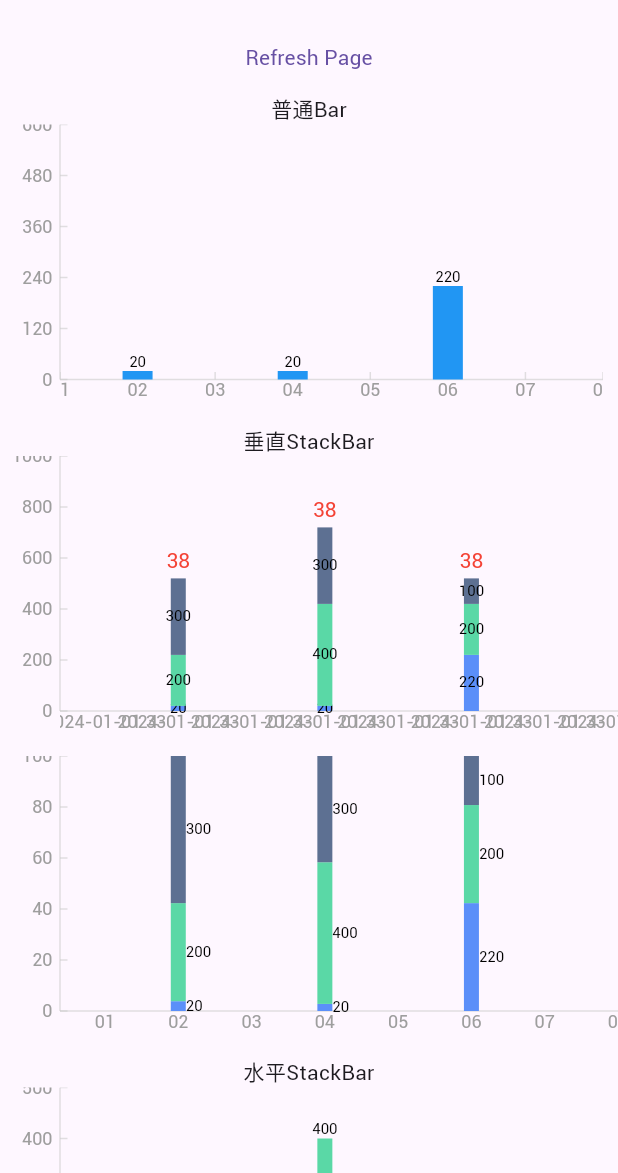
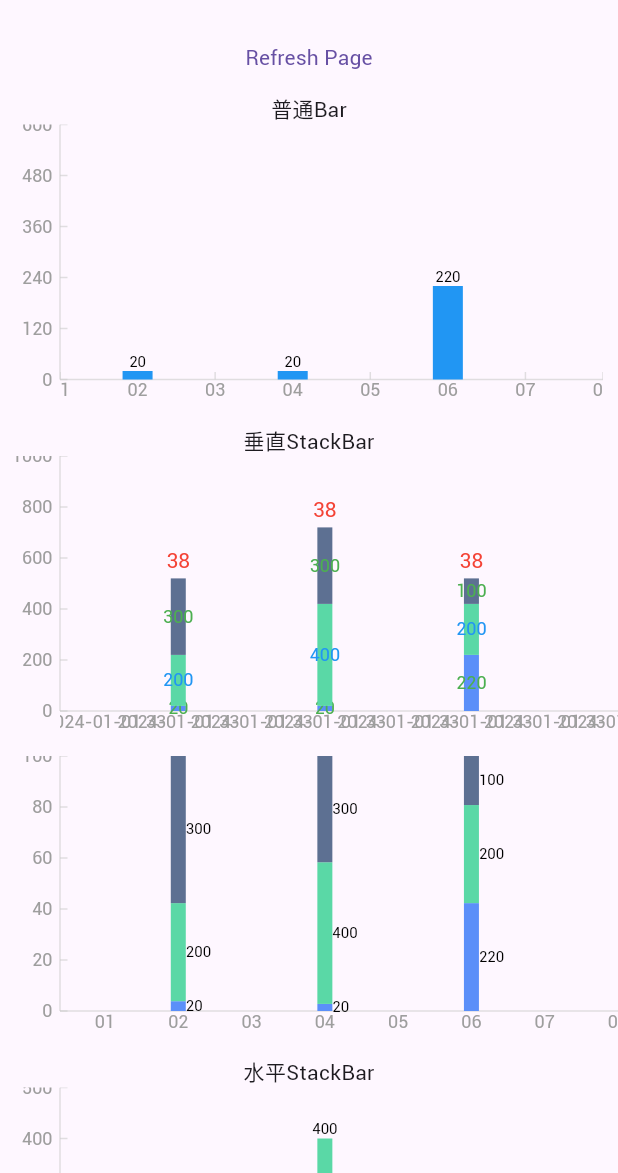
Before and after one commit to MarioMuYao/flutter_chart_plus, a Flutter app: the screen it shows after launch, after a tap on "Bar", on a phone screen of 412 x 824 dp, the part 63-1236 px from its top. Run offline on Flutter 3.47's test engine with Material 3 defaults, Android fonts, the phone set to English and light mode, and no system bars; our stand-ins replace path_drawing.

Commit message:
bar 动态字体

```diff
--- a/example/lib/page/bar_demo_page.dart
+++ b/example/lib/page/bar_demo_page.dart
@@ -135,6 +135,16 @@ class _BarChartDemoPageState extends State<BarChartDemoPage> {
                             color: Colors.red,
                             fontSize: 14,
                           ),
+                          textStyle: TextStyle(
+                            color: Colors.green,
+                            fontSize: 12,
+                          ),
+                          textStyleBuilder: (item, index) => index == 1
+                              ? TextStyle(
+                                  color: Colors.blue,
+                                  fontSize: 12,
+                                )
+                              : null,
                         ),
                       ],
                     ),
--- a/lib/src/base/chart_body_render.dart
+++ b/lib/src/base/chart_body_render.dart
@@ -3,7 +3,7 @@ part of flutter_chart_plus;
 /// @author jd
 
 typedef ChartPosition<T> = num Function(T, int index);
-typedef ChartTextStyle<T> = TextStyle Function(T, int index);
+typedef ChartTextStyle<T> = TextStyle? Function(T, int index);
 
 ///图表主体
 class ChartBodyRender<T> extends _ChartRender {
--- a/lib/src/chart/dimensions/bar.dart
+++ b/lib/src/chart/dimensions/bar.dart
@@ -221,6 +221,7 @@ class StackBar<T> extends ChartBodyRender<T> with BarHorizontalMinx<T>, BarVerti
     this.hotColor,
     this.valuesFormatter,
     this.textStyle = const TextStyle(fontSize: 10, color: Colors.black),
+    this.textStyleBuilder,
     this.valuesOffset = Offset.zero,
     this.valuesOffsetAnchor,
     this.valueFormatter,
@@ -266,6 +267,8 @@ class StackBar<T> extends ChartBodyRender<T> with BarHorizontalMinx<T>, BarVerti
 
   ///值文字样式
   final TextStyle textStyle;
+
+  final ChartTextStyle<T>? textStyleBuilder;
 
   ///文案偏移
   final Offset valuesOffset;
@@ -327,8 +330,6 @@ class StackBar<T> extends ChartBodyRender<T> with BarHorizontalMinx<T>, BarVerti
 
       childrenLayoutState.add(p..index = index);
 
-      List<String>? valueString = valuesFormatter?.call(item);
-
       int stackIndex = 0;
       for (ChartItemLayoutState cp in p.children) {
         if (cp.originRect != null) {
@@ -348,9 +349,7 @@ class StackBar<T> extends ChartBodyRender<T> with BarHorizontalMinx<T>, BarVerti
           canvas.drawRect(cp.originRect!, _paint);
           //画文案
           if (layout.controlValue == 1 || !drawValueTextAfterAnimation) {
-            if (valueString != null && valueString.isNotEmpty) {
-              _drawValueText(canvas, layout, valueString[stackIndex], cp);
-            }
+            _drawValueText(canvas, layout, item, cp, stackIndex);
           }
         }
         stackIndex++;
@@ -465,14 +464,16 @@ mixin BarHorizontalMinx<T> on ChartBodyRender<T> {
     return shape;
   }
 
-  void _drawValueText(Canvas canvas, ChartDimensionCoordinateState layout, String? text, ChartItemLayoutState p) {
+  void _drawValueText(Canvas canvas, ChartDimensionCoordinateState layout, T item, ChartItemLayoutState p, int index) {
     if (_instance.direction == Axis.vertical) {
       return;
     }
+    List<String>? valueString = _instance.valuesFormatter?.call(item);
+    String? text = valueString?[index];
     if (text != null) {
       TextPainter legendTextPainter = TextPainter(
         textAlign: TextAlign.center,
-        text: TextSpan(text: text, style: _instance.textStyle),
+        text: TextSpan(text: text, style: _instance.textStyleBuilder?.call(item, index) ?? _instance.textStyle),
         textDirection: TextDirection.ltr,
       )..layout(minWidth: 0, maxWidth: layout.size.width);
       Offset offset = Offset.zero;
@@ -566,14 +567,16 @@ mixin BarVerticalBarMinx<T> on ChartBodyRender<T>, BarHorizontalMinx<T> {
   }
 
   @override
-  void _drawValueText(Canvas canvas, ChartDimensionCoordinateState layout, String? text, ChartItemLayoutState p) {
+  void _drawValueText(Canvas canvas, ChartDimensionCoordinateState layout, T item, ChartItemLayoutState p, int index) {
     if (_instance.direction == Axis.horizontal) {
-      return super._drawValueText(canvas, layout, text, p);
+      return super._drawValueText(canvas, layout, item, p, index);
     }
+    List<String>? valueString = _instance.valuesFormatter?.call(item);
+    String? text = valueString?[index];
     if (text != null && text.isNotEmpty) {
       TextPainter legendTextPainter = TextPainter(
         textAlign: TextAlign.center,
-        text: TextSpan(text: text, style: _instance.textStyle),
+        text: TextSpan(text: text, style: _instance.textStyleBuilder?.call(item, index) ?? _instance.textStyle),
         textDirection: TextDirection.ltr,
       )..layout(minWidth: 0, maxWidth: layout.size.width);
       Offset offset = Offset.zero;
```
